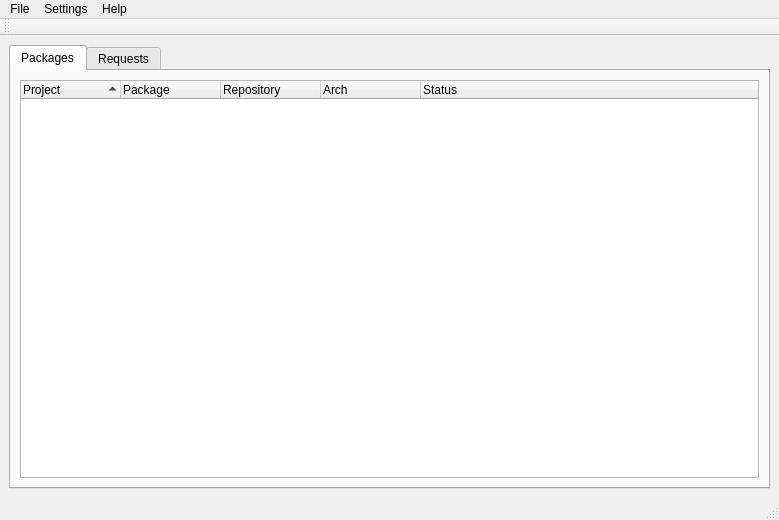
Old version of the form mainwindow.ui in the repository javierllorente/qactus.
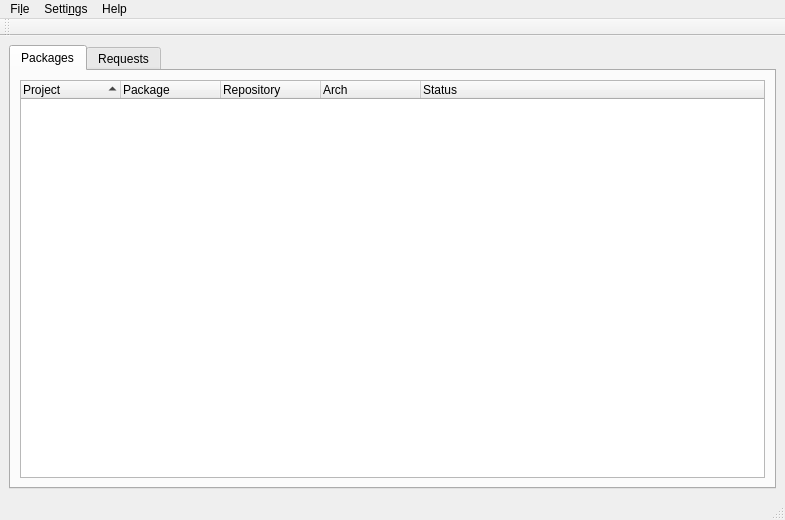
New version of the form. Icons and pictures are not drawn. Custom widgets are drawn as their Qt base class.

Commit message: make window a bit wider

What changed in the file:
```diff
--- a/mainwindow.ui
+++ b/mainwindow.ui
@@ -6,7 +6,7 @@
    <rect>
     <x>0</x>
     <y>0</y>
-    <width>779</width>
+    <width>785</width>
     <height>520</height>
    </rect>
   </property>
@@ -191,13 +191,13 @@
     <rect>
      <x>0</x>
      <y>0</y>
-     <width>779</width>
-     <height>19</height>
+     <width>785</width>
+     <height>29</height>
     </rect>
    </property>
    <widget class="QMenu" name="menuFile">
     <property name="title">
-     <string>File</string>
+     <string>Fi&amp;le</string>
     </property>
     <addaction name="actionLogin"/>
     <addaction name="actionQuit"/>
@@ -211,7 +211,7 @@
    </widget>
    <widget class="QMenu" name="menuSettings">
     <property name="title">
-     <string>Settings</string>
+     <string>Setti&amp;ngs</string>
     </property>
     <addaction name="actionConfigure_Qactus"/>
    </widget>
```
Left out of the diff: 10 changed lines with no effect on the pictures.
